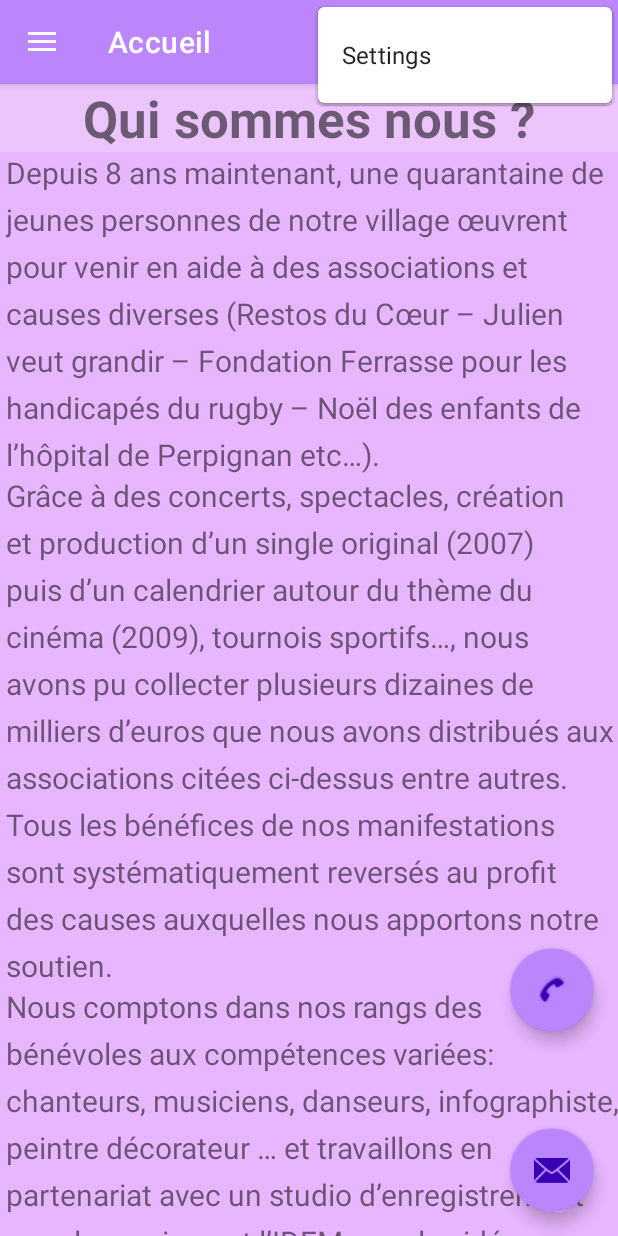
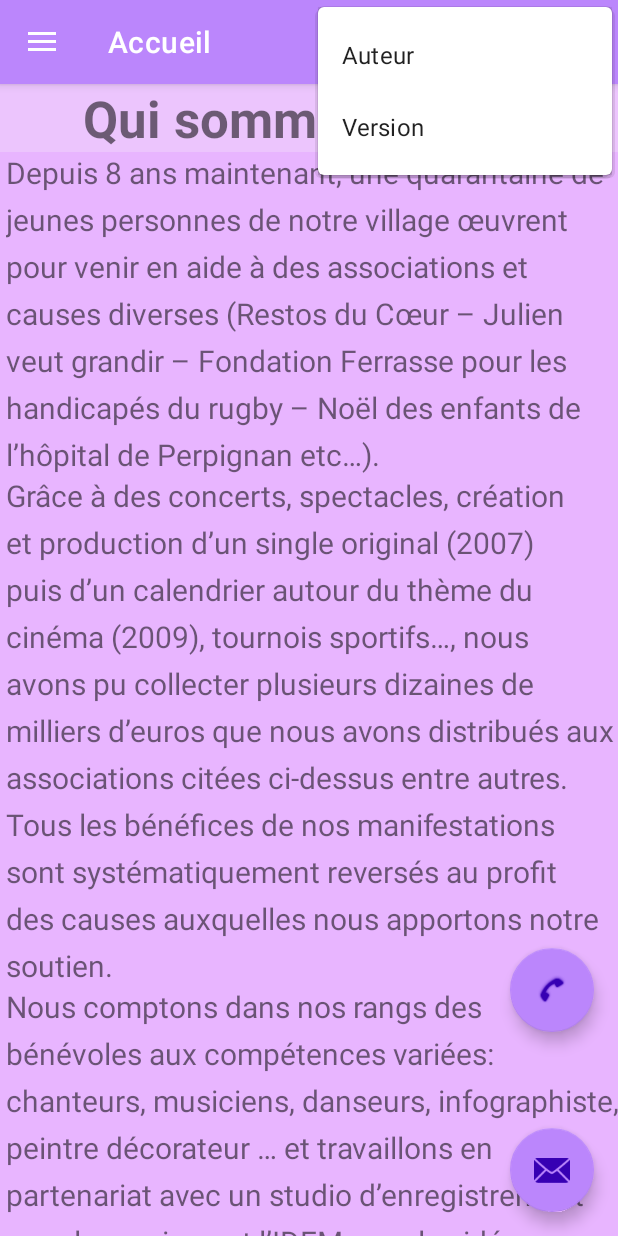
Before and after one commit to ETS-Android4/les-choeurs-dartichaut-android-app, an Android app: the screen it shows after launch (MainActivity), with the options menu open, on a phone screen of 412 x 824 dp. Run offline under Robolectric (Android 15) with nearby library versions, the phone set to English and light mode, and no system bars; our stand-ins replace navigation-ui.

Commit message:
Action bar Auteur / Version

```diff
--- a/app/src/main/res/layout/nav_header_main.xml
+++ b/app/src/main/res/layout/nav_header_main.xml
@@ -14,8 +14,8 @@
 
     <ImageView
         android:id="@+id/imageView"
-        android:layout_width="120dp"
-        android:layout_height="102dp"
+        android:layout_width="113dp"
+        android:layout_height="93dp"
         android:contentDescription="@string/nav_header_desc"
         android:paddingTop="@dimen/nav_header_vertical_spacing"
         app:srcCompat="@drawable/logo256256" />
--- a/app/src/main/res/menu/main.xml
+++ b/app/src/main/res/menu/main.xml
@@ -2,8 +2,13 @@
 <menu xmlns:android="http://schemas.android.com/apk/res/android"
     xmlns:app="http://schemas.android.com/apk/res-auto">
     <item
-        android:id="@+id/action_settings"
+        android:id="@+id/action_auteur"
         android:orderInCategory="100"
-        android:title="@string/action_settings"
+        android:title="@string/action_auteur"
+        app:showAsAction="never" />
+    <item
+        android:id="@+id/action_version"
+        android:orderInCategory="100"
+        android:title="@string/action_version"
         app:showAsAction="never" />
 </menu>
--- a/app/src/main/res/mipmap-anydpi-v26/ic_launcher.xml
+++ b/app/src/main/res/mipmap-anydpi-v26/ic_launcher.xml
@@ -1,5 +1,4 @@
 <?xml version="1.0" encoding="utf-8"?>
 <adaptive-icon xmlns:android="http://schemas.android.com/apk/res/android">
-    <background android:drawable="@drawable/ic_launcher_background" />
-    <foreground android:drawable="@drawable/ic_launcher_foreground" />
+    <foreground android:drawable="@drawable/logobasic" />
 </adaptive-icon>
--- a/app/src/main/res/mipmap-anydpi-v26/ic_launcher_round.xml
+++ b/app/src/main/res/mipmap-anydpi-v26/ic_launcher_round.xml
@@ -1,5 +1,4 @@
 <?xml version="1.0" encoding="utf-8"?>
 <adaptive-icon xmlns:android="http://schemas.android.com/apk/res/android">
-    <background android:drawable="@drawable/ic_launcher_background" />
-    <foreground android:drawable="@drawable/ic_launcher_foreground" />
+    <foreground android:drawable="@drawable/logobasic" />
 </adaptive-icon>
--- a/app/src/main/res/values/strings.xml
+++ b/app/src/main/res/values/strings.xml
@@ -5,7 +5,8 @@
     <string name="nav_header_title">Les choeurs d\'artichaut</string>
     <string name="nav_header_subtitle">danslesyeuxdeloli@gmail.com</string>
     <string name="nav_header_desc">Navigation header</string>
-    <string name="action_settings">Settings</string>
+    <string name="action_auteur">Auteur</string>
+    <string name="action_version">Version</string>
 
     <string name="menu_home">Accueil</string>
     <string name="menu_gallery">Google Maps</string>
```
Also changed, not shown: app/src/main/java/fr/lyceejulesfil/leschursdartichaut/MainActivity.java (+19 -2 lines).
